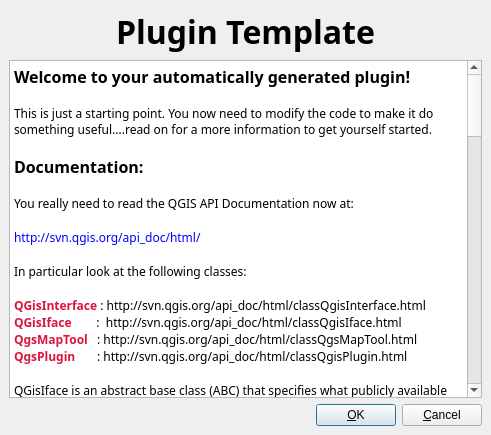
Above: src/plugins/plugin_template/pluginguibase.ui from kadas-albireo/kadas-albireo before the change. Below: the same form after it.
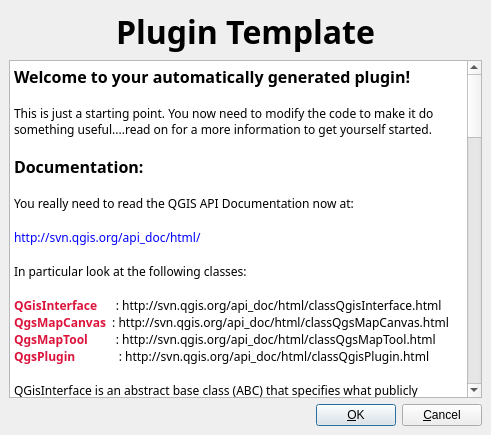
That is the form after the change. Icons and pictures are not drawn.

Commit message: Merged refactoring branch back to trunk.

```diff
--- a/src/plugins/plugin_template/pluginguibase.ui
+++ b/src/plugins/plugin_template/pluginguibase.ui
@@ -109,7 +109,7 @@
    <item row="1" column="0" >
     <widget class="QTextBrowser" name="textBrowser" >
      <property name="html" >
-      <string>&lt;html>&lt;head>&lt;meta name="qrichtext" content="1" />&lt;/head>&lt;body style=" white-space: pre-wrap; font-family:Sans Serif; font-size:9pt; font-weight:400; font-style:normal; text-decoration:none;">&lt;p style=" margin-top:0px; margin-bottom:0px; margin-left:0px; margin-right:0px; -qt-block-indent:0; text-indent:0px;">&lt;span style=" font-size:12pt; font-weight:600;">Welcome to your automatically generated plugin!&lt;/span>&lt;/p>&lt;p style="-qt-paragraph-type:empty; margin-top:0px; margin-bottom:0px; margin-left:0px; margin-right:0px; -qt-block-indent:0; text-indent:0px;">&lt;/p>&lt;p style=" margin-top:0px; margin-bottom:0px; margin-left:0px; margin-right:0px; -qt-block-indent:0; text-indent:0px;">This is just a starting point. You now need to modify the code to make it do something useful....read on for a more information to get yourself started.&lt;/p>&lt;p style="-qt-paragraph-type:empty; margin-top:0px; margin-bottom:0px; margin-left:0px; margin-right:0px; -qt-block-indent:0; text-indent:0px;">&lt;/p>&lt;p style=" margin-top:0px; margin-bottom:0px; margin-left:0px; margin-right:0px; -qt-block-indent:0; text-indent:0px;">&lt;span style=" font-size:12pt; font-weight:600;">Documentation:&lt;/span>&lt;/p>&lt;p style="-qt-paragraph-type:empty; margin-top:0px; margin-bottom:0px; margin-left:0px; margin-right:0px; -qt-block-indent:0; text-indent:0px;">&lt;/p>&lt;p style=" margin-top:0px; margin-bottom:0px; margin-left:0px; margin-right:0px; -qt-block-indent:0; text-indent:0px;">You really need to read the QGIS API Documentation now at:&lt;/p>&lt;p style="-qt-paragraph-type:empty; margin-top:0px; margin-bottom:0px; margin-left:0px; margin-right:0px; -qt-block-indent:0; text-indent:0px;">&lt;/p>&lt;p style=" margin-top:0px; margin-bottom:0px; margin-left:0px; margin-right:0px; -qt-block-indent:0; text-indent:0px;">&lt;span style=" color:#0000ff;">http://svn.qgis.org/api_doc/html/&lt;/span>&lt;/p>&lt;p style="-qt-paragraph-type:empty; margin-top:0px; margin-bottom:0px; margin-left:0px; margin-right:0px; -qt-block-indent:0; text-indent:0px;">&lt;/p>&lt;p style=" margin-top:0px; margin-bottom:0px; margin-left:0px; margin-right:0px; -qt-block-indent:0; text-indent:0px;">In particular look at the following classes:&lt;/p>&lt;p style="-qt-paragraph-type:empty; margin-top:0px; margin-bottom:0px; margin-left:0px; margin-right:0px; -qt-block-indent:0; text-indent:0px;">&lt;/p>&lt;p style=" margin-top:0px; margin-bottom:0px; margin-left:0px; margin-right:0px; -qt-block-indent:0; text-indent:0px;">&lt;span style=" font-weight:600; color:#dc143c;">QGisInterface&lt;/span> : http://svn.qgis.org/api_doc/html/classQgisInterface.html&lt;/p>&lt;p style=" margin-top:0px; margin-bottom:0px; margin-left:0px; margin-right:0px; -qt-block-indent:0; text-indent:0px;">&lt;span style=" font-weight:600; color:#dc143c;">QGisIface&lt;/span>        :  http://svn.qgis.org/api_doc/html/classQgisIface.html&lt;/p>&lt;p style=" margin-top:0px; margin-bottom:0px; margin-left:0px; margin-right:0px; -qt-block-indent:0; text-indent:0px;">&lt;span style=" font-weight:600; color:#dc143c;">QgsMapTool&lt;/span>   : http://svn.qgis.org/api_doc/html/classQgsMapTool.html&lt;/p>&lt;p style=" margin-top:0px; margin-bottom:0px; margin-left:0px; margin-right:0px; -qt-block-indent:0; text-indent:0px;">&lt;span style=" font-weight:600; color:#dc143c;">QgsPlugin&lt;/span>       : http://svn.qgis.org/api_doc/html/classQgisPlugin.html&lt;/p>&lt;p style="-qt-paragraph-type:empty; margin-top:0px; margin-bottom:0px; margin-left:0px; margin-right:0px; -qt-block-indent:0; text-indent:0px;">&lt;/p>&lt;p style=" margin-top:0px; margin-bottom:0px; margin-left:0px; margin-right:0px; -qt-block-indent:0; text-indent:0px;">QGisIface is an abstract base class (ABC) that specifies what publicly available features of QGIS are exposed to third party code and plugins. QgisInterface is an concrete implementation of this ABC. The preferred way to carry out operations on QGIS is via the QGisInterface. An instance of the QgisInterface is passed to the plugin when it loads. Please consult the QGIS development team if there is functionality required in the QGisInterface that is not available.&lt;/p>&lt;p style="-qt-paragraph-type:empty; margin-top:0px; margin-bottom:0px; margin-left:0px; margin-right:0px; -qt-block-indent:0; text-indent:0px;">&lt;/p>&lt;p style=" margin-top:0px; margin-bottom:0px; margin-left:0px; margin-right:0px; -qt-block-indent:0; text-indent:0px;">QgsPlugin is an ABC that defines required behaviour your plugin must provide. See below for more details.&lt;/p>&lt;p style="-qt-paragraph-type:empty; margin-top:0px; margin-bottom:0px; margin-left:0px; margin-right:0px; -qt-block-indent:0; text-indent:0px;">&lt;/p>&lt;p style=" margin-top:0px; margin-bottom:0px; margin-left:0px; margin-right:0px; -qt-block-indent:0; text-indent:0px;">&lt;span style=" font-size:12pt; font-weight:600;">What are all the files in my generated plugin directory for?&lt;/span>&lt;/p>&lt;p style="-qt-paragraph-type:empty; margin-top:0px; margin-bottom:0px; margin-left:0px; margin-right:0px; -qt-block-indent:0; text-indent:0px;">&lt;/p>&lt;p style=" margin-top:0px; margin-bottom:0px; margin-left:0px; margin-right:0px; -qt-block-indent:0; text-indent:0px;">&lt;span style=" font-weight:600; color:#dc143c;">Makefile.am  &lt;/span>&lt;/p>&lt;p style=" margin-top:0px; margin-bottom:0px; margin-left:0px; margin-right:0px; -qt-block-indent:0; text-indent:0px;">This is the generated Makefile specification for your plugin. You will see that specifies c++ include paths (-I) and library linkages -l) to Qt4, GDAL, GEOS, QGIS Core, QGIS Ui, QGIS Gui and QGis Raster. You should add you application specific dependencies and source files to this Makefile.&lt;/p>&lt;p style="-qt-paragraph-type:empty; margin-top:0px; margin-bottom:0px; margin-left:0px; margin-right:0px; -qt-block-indent:0; text-indent:0px;">&lt;/p>&lt;p style=" margin-top:0px; margin-bottom:0px; margin-left:0px; margin-right:0px; -qt-block-indent:0; text-indent:0px;">&lt;span style=" font-weight:600; color:#dc143c;">[pluginlcasename].h&lt;/span>&lt;/p>&lt;p style=" margin-top:0px; margin-bottom:0px; margin-left:0px; margin-right:0px; -qt-block-indent:0; text-indent:0px; font-weight:600; color:#dc143c;">[pluginlcasename].cpp  &lt;/p>&lt;p style=" margin-top:0px; margin-bottom:0px; margin-left:0px; margin-right:0px; -qt-block-indent:0; text-indent:0px;">This is the class that provides the 'glue' between your custom application logic and the QGIS application. You will see that a number of methods are already implemented for you - including some examples of how to add a raster or vector layer to the main application map canvas. This class is a concrete instance of the QgisPlugin interface which defines required behaviour for a plugin. In particular, a plugin has a number of static methods and members so that the QgsPluginManager and plugin loader logic can identify each plugin, create an appropriate menu entry for it etc. Note there is nothing stopping you creating multiple toolbar icons and menu entries for a single plugin. By default though a single menu entry and toolbar button is created and its pre-configured to call the run() method in this class when selected. This default implementation provided for you by the plugin builder is well documented, so please refer to the code for further advice.&lt;/p>&lt;p style="-qt-paragraph-type:empty; margin-top:0px; margin-bottom:0px; margin-left:0px; margin-right:0px; -qt-block-indent:0; text-indent:0px;">&lt;/p>&lt;p style=" margin-top:0px; margin-bottom:0px; margin-left:0px; margin-right:0px; -qt-block-indent:0; text-indent:0px;">&lt;span style=" font-weight:600; color:#dc143c;">[pluginlcasename]guibase.ui  &lt;/span>&lt;/p>&lt;p style=" margin-top:0px; margin-bottom:0px; margin-left:0px; margin-right:0px; -qt-block-indent:0; text-indent:0px; font-weight:600; color:#dc143c;">[pluginlcasename]guibase.ui.h&lt;span style=" font-weight:400; color:#000000;">  &lt;/span>&lt;/p>&lt;p style=" margin-top:0px; margin-bottom:0px; margin-left:0px; margin-right:0px; -qt-block-indent:0; text-indent:0px;">This is an Abstract Base Class implemented in Qt4 fashion as a Qt designer 'ui' file. It defines the look of the default plugin dialog without implementing any application logic. You can modify this form to suite your needs or completely remove it if your plugin does not need to display a user form (e.g. for custom MapTools).&lt;/p>&lt;p style="-qt-paragraph-type:empty; margin-top:0px; margin-bottom:0px; margin-left:0px; margin-right:0px; -qt-block-indent:0; text-indent:0px;">&lt;/p>&lt;p style="-qt-paragraph-type:empty; margin-top:0px; margin-bottom:0px; margin-left:0px; margin-right:0px; -qt-block-indent:0; text-indent:0px;">&lt;/p>&lt;p style=" margin-top:0px; margin-bottom:0px; margin-left:0px; margin-right:0px; -qt-block-indent:0; text-indent:0px;">&lt;span style=" font-weight:600; color:#dc143c;">[pluginlcasename]gui.cpp  &lt;/span>&lt;/p>&lt;p style=" margin-top:0px; margin-bottom:0px; margin-left:0px; margin-right:0px; -qt-block-indent:0; text-indent:0px; font-weight:600; color:#dc143c;">[pluginlcasename]gui.h &lt;span style=" font-weight:400; color:#000000;"> &lt;/span>&lt;/p>&lt;p style=" margin-top:0px; margin-bottom:0px; margin-left:0px; margin-right:0px; -qt-block-indent:0; text-indent:0px;">This is the concrete class where application logic for the above mentioned dialog should go. The world is your oyster here really....&lt;/p>&lt;p style="-qt-paragraph-type:empty; margin-top:0px; margin-bottom:0px; margin-left:0px; margin-right:0px; -qt-block-indent:0; text-indent:0px;">&lt;/p>&lt;p style=" margin-top:0px; margin-bottom:0px; margin-left:0px; margin-right:0px; -qt-block-indent:0; text-indent:0px;">&lt;span style=" font-weight:600; color:#dc143c;">[pluginlcasename].qrc  &lt;/span>&lt;/p>&lt;p style=" margin-top:0px; margin-bottom:0px; margin-left:0px; margin-right:0px; -qt-block-indent:0; text-indent:0px; font-weight:600; color:#dc143c;">&lt;span style=" font-weight:400; color:#000000;">This is the Qt4 resources file for your plugin. The Makefile generated for your plugin is all set up to compile the resource file so all you need to do is add your additional icons etc using the simple xml file format. Note the namespace used for all your resources e.g. (":/[pluginname]/"). It is important to use this prefix for all your resources. We suggest you include any other images and run time data in this resurce file too.&lt;/span>&lt;/p>&lt;p style="-qt-paragraph-type:empty; margin-top:0px; margin-bottom:0px; margin-left:0px; margin-right:0px; -qt-block-indent:0; text-indent:0px;">&lt;/p>&lt;p style=" margin-top:0px; margin-bottom:0px; margin-left:0px; margin-right:0px; -qt-block-indent:0; text-indent:0px;">&lt;span style=" font-weight:600; color:#dc143c;">[pluginlcasename].png  &lt;/span>&lt;/p>&lt;p style=" margin-top:0px; margin-bottom:0px; margin-left:0px; margin-right:0px; -qt-block-indent:0; text-indent:0px; font-weight:600; color:#dc143c;">&lt;span style=" font-weight:400; color:#000000;">This is the icon that will be used for your plugin menu entry and toolbar icon. Simply replace this icon with your own icon to make your plugin disctinctive from the rest.&lt;/span>&lt;/p>&lt;p style="-qt-paragraph-type:empty; margin-top:0px; margin-bottom:0px; margin-left:0px; margin-right:0px; -qt-block-indent:0; text-indent:0px; font-weight:600; color:#dc143c;">&lt;/p>&lt;p style=" margin-top:0px; margin-bottom:0px; margin-left:0px; margin-right:0px; -qt-block-indent:0; text-indent:0px;">&lt;span style=" font-weight:600; color:#dc143c;">README&lt;/span>&lt;/p>&lt;p style=" margin-top:0px; margin-bottom:0px; margin-left:0px; margin-right:0px; -qt-block-indent:0; text-indent:0px;">This file contains the documentation you are reading now!&lt;/p>&lt;p style="-qt-paragraph-type:empty; margin-top:0px; margin-bottom:0px; margin-left:0px; margin-right:0px; -qt-block-indent:0; text-indent:0px;">&lt;/p>&lt;p style="-qt-paragraph-type:empty; margin-top:0px; margin-bottom:0px; margin-left:0px; margin-right:0px; -qt-block-indent:0; text-indent:0px;">&lt;/p>&lt;p style=" margin-top:0px; margin-bottom:0px; margin-left:0px; margin-right:0px; -qt-block-indent:0; text-indent:0px;">&lt;span style=" font-size:12pt; font-weight:600;">Getting developer help:&lt;/span>&lt;/p>&lt;p style="-qt-paragraph-type:empty; margin-top:0px; margin-bottom:0px; margin-left:0px; margin-right:0px; -qt-block-indent:0; text-indent:0px;">&lt;/p>&lt;p style=" margin-top:0px; margin-bottom:0px; margin-left:0px; margin-right:0px; -qt-block-indent:0; text-indent:0px;">For Questions and Comments regarding the plugin builder template and creating your features in QGIS using the plugin interface please contact us via:&lt;/p>&lt;p style="-qt-paragraph-type:empty; margin-top:0px; margin-bottom:0px; margin-left:0px; margin-right:0px; -qt-block-indent:0; text-indent:0px;">&lt;/p>&lt;p style=" margin-top:0px; margin-bottom:0px; margin-left:0px; margin-right:0px; -qt-block-indent:0; text-indent:0px;"> * the QGIS developers mailing list, or&lt;/p>&lt;p style=" margin-top:0px; margin-bottom:0px; margin-left:0px; margin-right:0px; -qt-block-indent:0; text-indent:0px;"> * IRC (#qgis on freenode.net)&lt;/p>&lt;p style="-qt-paragraph-type:empty; margin-top:0px; margin-bottom:0px; margin-left:0px; margin-right:0px; -qt-block-indent:0; text-indent:0px;">&lt;/p>&lt;p style=" margin-top:0px; margin-bottom:0px; margin-left:0px; margin-right:0px; -qt-block-indent:0; text-indent:0px;">QGIS is distributed under the Gnu Public License. If you create a useful plugin please consider contributing it back to the community.&lt;/p>&lt;p style="-qt-paragraph-type:empty; margin-top:0px; margin-bottom:0px; margin-left:0px; margin-right:0px; -qt-block-indent:0; text-indent:0px;">&lt;/p>&lt;p style=" margin-top:0px; margin-bottom:0px; margin-left:0px; margin-right:0px; -qt-block-indent:0; text-indent:0px;">Have fun and thank you for choosing QGIS.&lt;/p>&lt;p style="-qt-paragraph-type:empty; margin-top:0px; margin-bottom:0px; margin-left:0px; margin-right:0px; -qt-block-indent:0; text-indent:0px;">&lt;/p>&lt;p style=" margin-top:0px; margin-bottom:0px; margin-left:0px; margin-right:0px; -qt-block-indent:0; text-indent:0px;">&lt;span style=" font-weight:600;">The QGIS Team&lt;/span>&lt;/p>&lt;p style=" margin-top:0px; margin-bottom:0px; margin-left:0px; margin-right:0px; -qt-block-indent:0; text-indent:0px; font-weight:600;">2006&lt;/p>&lt;/body>&lt;/html></string>
+      <string>&lt;html>&lt;head>&lt;meta name="qrichtext" content="1" />&lt;/head>&lt;body style=" white-space: pre-wrap; font-family:Tahoma; font-size:10pt; font-weight:400; font-style:normal; text-decoration:none;">&lt;p style=" margin-top:0px; margin-bottom:0px; margin-left:0px; margin-right:0px; -qt-block-indent:0; text-indent:0px; font-family:Sans Serif; font-size:9pt;">&lt;span style=" font-size:12pt; font-weight:600;">Welcome to your automatically generated plugin!&lt;/span>&lt;/p>&lt;p style="-qt-paragraph-type:empty; margin-top:0px; margin-bottom:0px; margin-left:0px; margin-right:0px; -qt-block-indent:0; text-indent:0px; font-family:Sans Serif; font-size:9pt;">&lt;/p>&lt;p style=" margin-top:0px; margin-bottom:0px; margin-left:0px; margin-right:0px; -qt-block-indent:0; text-indent:0px; font-family:Sans Serif; font-size:9pt;">This is just a starting point. You now need to modify the code to make it do something useful....read on for a more information to get yourself started.&lt;/p>&lt;p style="-qt-paragraph-type:empty; margin-top:0px; margin-bottom:0px; margin-left:0px; margin-right:0px; -qt-block-indent:0; text-indent:0px; font-family:Sans Serif; font-size:9pt;">&lt;/p>&lt;p style=" margin-top:0px; margin-bottom:0px; margin-left:0px; margin-right:0px; -qt-block-indent:0; text-indent:0px; font-family:Sans Serif; font-size:9pt;">&lt;span style=" font-size:12pt; font-weight:600;">Documentation:&lt;/span>&lt;/p>&lt;p style="-qt-paragraph-type:empty; margin-top:0px; margin-bottom:0px; margin-left:0px; margin-right:0px; -qt-block-indent:0; text-indent:0px; font-family:Sans Serif; font-size:9pt;">&lt;/p>&lt;p style=" margin-top:0px; margin-bottom:0px; margin-left:0px; margin-right:0px; -qt-block-indent:0; text-indent:0px; font-family:Sans Serif; font-size:9pt;">You really need to read the QGIS API Documentation now at:&lt;/p>&lt;p style="-qt-paragraph-type:empty; margin-top:0px; margin-bottom:0px; margin-left:0px; margin-right:0px; -qt-block-indent:0; text-indent:0px; font-family:Sans Serif; font-size:9pt;">&lt;/p>&lt;p style=" margin-top:0px; margin-bottom:0px; margin-left:0px; margin-right:0px; -qt-block-indent:0; text-indent:0px; font-family:Sans Serif; font-size:9pt;">&lt;span style=" color:#0000ff;">http://svn.qgis.org/api_doc/html/&lt;/span>&lt;/p>&lt;p style="-qt-paragraph-type:empty; margin-top:0px; margin-bottom:0px; margin-left:0px; margin-right:0px; -qt-block-indent:0; text-indent:0px; font-family:Sans Serif; font-size:9pt;">&lt;/p>&lt;p style=" margin-top:0px; margin-bottom:0px; margin-left:0px; margin-right:0px; -qt-block-indent:0; text-indent:0px; font-family:Sans Serif; font-size:9pt;">In particular look at the following classes:&lt;/p>&lt;p style="-qt-paragraph-type:empty; margin-top:0px; margin-bottom:0px; margin-left:0px; margin-right:0px; -qt-block-indent:0; text-indent:0px; font-family:Sans Serif; font-size:9pt;">&lt;/p>&lt;p style=" margin-top:0px; margin-bottom:0px; margin-left:0px; margin-right:0px; -qt-block-indent:0; text-indent:0px; font-family:Sans Serif; font-size:9pt;">&lt;span style=" font-weight:600; color:#dc143c;">QGisInterface&lt;/span>      : http://svn.qgis.org/api_doc/html/classQgisInterface.html&lt;/p>&lt;p style=" margin-top:0px; margin-bottom:0px; margin-left:0px; margin-right:0px; -qt-block-indent:0; text-indent:0px; font-family:Sans Serif; font-size:9pt;">&lt;span style=" font-weight:600; color:#dc143c;">QgsMapCanvas &lt;/span> : http://svn.qgis.org/api_doc/html/classQgsMapCanvas.html&lt;/p>&lt;p style=" margin-top:0px; margin-bottom:0px; margin-left:0px; margin-right:0px; -qt-block-indent:0; text-indent:0px; font-family:Sans Serif; font-size:9pt;">&lt;span style=" font-weight:600; color:#dc143c;">QgsMapTool&lt;/span>         : http://svn.qgis.org/api_doc/html/classQgsMapTool.html&lt;/p>&lt;p style=" margin-top:0px; margin-bottom:0px; margin-left:0px; margin-right:0px; -qt-block-indent:0; text-indent:0px; font-family:Sans Serif; font-size:9pt;">&lt;span style=" font-weight:600; color:#dc143c;">QgsPlugin&lt;/span>              : http://svn.qgis.org/api_doc/html/classQgisPlugin.html&lt;/p>&lt;p style="-qt-paragraph-type:empty; margin-top:0px; margin-bottom:0px; margin-left:0px; margin-right:0px; -qt-block-indent:0; text-indent:0px; font-family:Sans Serif; font-size:9pt;">&lt;/p>&lt;p style=" margin-top:0px; margin-bottom:0px; margin-left:0px; margin-right:0px; -qt-block-indent:0; text-indent:0px; font-family:Sans Serif; font-size:9pt;">QGisInterface is an abstract base class (ABC) that specifies what publicly available features of QGIS are exposed to third party code and plugins. An instance of the QgisInterface is passed to the plugin when it loads. Please consult the QGIS development team if there is functionality required in the QGisInterface that is not available.&lt;/p>&lt;p style="-qt-paragraph-type:empty; margin-top:0px; margin-bottom:0px; margin-left:0px; margin-right:0px; -qt-block-indent:0; text-indent:0px; font-family:Sans Serif; font-size:9pt;">&lt;/p>&lt;p style=" margin-top:0px; margin-bottom:0px; margin-left:0px; margin-right:0px; -qt-block-indent:0; text-indent:0px; font-family:Sans Serif; font-size:9pt;">QgsPlugin is an ABC that defines required behaviour your plugin must provide. See below for more details.&lt;/p>&lt;p style="-qt-paragraph-type:empty; margin-top:0px; margin-bottom:0px; margin-left:0px; margin-right:0px; -qt-block-indent:0; text-indent:0px; font-family:Sans Serif; font-size:9pt;">&lt;/p>&lt;p style=" margin-top:0px; margin-bottom:0px; margin-left:0px; margin-right:0px; -qt-block-indent:0; text-indent:0px; font-family:Sans Serif; font-size:9pt;">&lt;span style=" font-size:12pt; font-weight:600;">What are all the files in my generated plugin directory for?&lt;/span>&lt;/p>&lt;p style="-qt-paragraph-type:empty; margin-top:0px; margin-bottom:0px; margin-left:0px; margin-right:0px; -qt-block-indent:0; text-indent:0px; font-family:Sans Serif; font-size:9pt;">&lt;/p>&lt;p style=" margin-top:0px; margin-bottom:0px; margin-left:0px; margin-right:0px; -qt-block-indent:0; text-indent:0px; font-family:Sans Serif; font-size:9pt;">&lt;span style=" font-weight:600; color:#dc143c;">Makefile.am  &lt;/span>&lt;/p>&lt;p style=" margin-top:0px; margin-bottom:0px; margin-left:0px; margin-right:0px; -qt-block-indent:0; text-indent:0px; font-family:Sans Serif; font-size:9pt;">This is the generated Makefile specification for your plugin. You will see that specifies c++ include paths (-I) and library linkages -l) to Qt4, GDAL, GEOS, QGIS Core, QGIS Ui, QGIS Gui and QGis Raster. You should add you application specific dependencies and source files to this Makefile.&lt;/p>&lt;p style="-qt-paragraph-type:empty; margin-top:0px; margin-bottom:0px; margin-left:0px; margin-right:0px; -qt-block-indent:0; text-indent:0px; font-family:Sans Serif; font-size:9pt;">&lt;/p>&lt;p style=" margin-top:0px; margin-bottom:0px; margin-left:0px; margin-right:0px; -qt-block-indent:0; text-indent:0px; font-family:Sans Serif; font-size:9pt;">&lt;span style=" font-weight:600; color:#dc143c;">[pluginlcasename].h&lt;/span>&lt;/p>&lt;p style=" margin-top:0px; margin-bottom:0px; margin-left:0px; margin-right:0px; -qt-block-indent:0; text-indent:0px; font-family:Sans Serif; font-size:9pt; font-weight:600; color:#dc143c;">[pluginlcasename].cpp  &lt;/p>&lt;p style=" margin-top:0px; margin-bottom:0px; margin-left:0px; margin-right:0px; -qt-block-indent:0; text-indent:0px; font-family:Sans Serif; font-size:9pt;">This is the class that provides the 'glue' between your custom application logic and the QGIS application. You will see that a number of methods are already implemented for you - including some examples of how to add a raster or vector layer to the main application map canvas. This class is a concrete instance of the QgisPlugin interface which defines required behaviour for a plugin. In particular, a plugin has a number of static methods and members so that the QgsPluginManager and plugin loader logic can identify each plugin, create an appropriate menu entry for it etc. Note there is nothing stopping you creating multiple toolbar icons and menu entries for a single plugin. By default though a single menu entry and toolbar button is created and its pre-configured to call the run() method in this class when selected. This default implementation provided for you by the plugin builder is well documented, so please refer to the code for further advice.&lt;/p>&lt;p style="-qt-paragraph-type:empty; margin-top:0px; margin-bottom:0px; margin-left:0px; margin-right:0px; -qt-block-indent:0; text-indent:0px; font-family:Sans Serif; font-size:9pt;">&lt;/p>&lt;p style=" margin-top:0px; margin-bottom:0px; margin-left:0px; margin-right:0px; -qt-block-indent:0; text-indent:0px; font-family:Sans Serif; font-size:9pt;">&lt;span style=" font-weight:600; color:#dc143c;">[pluginlcasename]guibase.ui  &lt;/span>&lt;/p>&lt;p style=" margin-top:0px; margin-bottom:0px; margin-left:0px; margin-right:0px; -qt-block-indent:0; text-indent:0px; font-family:Sans Serif; font-size:9pt; font-weight:600; color:#dc143c;">[pluginlcasename]guibase.ui.h&lt;span style=" font-weight:400; color:#000000;">  &lt;/span>&lt;/p>&lt;p style=" margin-top:0px; margin-bottom:0px; margin-left:0px; margin-right:0px; -qt-block-indent:0; text-indent:0px; font-family:Sans Serif; font-size:9pt;">This is an Abstract Base Class implemented in Qt4 fashion as a Qt designer 'ui' file. It defines the look of the default plugin dialog without implementing any application logic. You can modify this form to suite your needs or completely remove it if your plugin does not need to display a user form (e.g. for custom MapTools).&lt;/p>&lt;p style="-qt-paragraph-type:empty; margin-top:0px; margin-bottom:0px; margin-left:0px; margin-right:0px; -qt-block-indent:0; text-indent:0px; font-family:Sans Serif; font-size:9pt;">&lt;/p>&lt;p style="-qt-paragraph-type:empty; margin-top:0px; margin-bottom:0px; margin-left:0px; margin-right:0px; -qt-block-indent:0; text-indent:0px; font-family:Sans Serif; font-size:9pt;">&lt;/p>&lt;p style=" margin-top:0px; margin-bottom:0px; margin-left:0px; margin-right:0px; -qt-block-indent:0; text-indent:0px; font-family:Sans Serif; font-size:9pt;">&lt;span style=" font-weight:600; color:#dc143c;">[pluginlcasename]gui.cpp  &lt;/span>&lt;/p>&lt;p style=" margin-top:0px; margin-bottom:0px; margin-left:0px; margin-right:0px; -qt-block-indent:0; text-indent:0px; font-family:Sans Serif; font-size:9pt; font-weight:600; color:#dc143c;">[pluginlcasename]gui.h &lt;span style=" font-weight:400; color:#000000;"> &lt;/span>&lt;/p>&lt;p style=" margin-top:0px; margin-bottom:0px; margin-left:0px; margin-right:0px; -qt-block-indent:0; text-indent:0px; font-family:Sans Serif; font-size:9pt;">This is the concrete class where application logic for the above mentioned dialog should go. The world is your oyster here really....&lt;/p>&lt;p style="-qt-paragraph-type:empty; margin-top:0px; margin-bottom:0px; margin-left:0px; margin-right:0px; -qt-block-indent:0; text-indent:0px; font-family:Sans Serif; font-size:9pt;">&lt;/p>&lt;p style=" margin-top:0px; margin-bottom:0px; margin-left:0px; margin-right:0px; -qt-block-indent:0; text-indent:0px; font-family:Sans Serif; font-size:9pt;">&lt;span style=" font-weight:600; color:#dc143c;">[pluginlcasename].qrc  &lt;/span>&lt;/p>&lt;p style=" margin-top:0px; margin-bottom:0px; margin-left:0px; margin-right:0px; -qt-block-indent:0; text-indent:0px; font-family:Sans Serif; font-size:9pt; font-weight:600; color:#dc143c;">&lt;span style=" font-weight:400; color:#000000;">This is the Qt4 resources file for your plugin. The Makefile generated for your plugin is all set up to compile the resource file so all you need to do is add your additional icons etc using the simple xml file format. Note the namespace used for all your resources e.g. (":/[pluginname]/"). It is important to use this prefix for all your resources. We suggest you include any other images and run time data in this resurce file too.&lt;/span>&lt;/p>&lt;p style="-qt-paragraph-type:empty; margin-top:0px; margin-bottom:0px; margin-left:0px; margin-right:0px; -qt-block-indent:0; text-indent:0px; font-family:Sans Serif; font-size:9pt;">&lt;/p>&lt;p style=" margin-top:0px; margin-bottom:0px; margin-left:0px; margin-right:0px; -qt-block-indent:0; text-indent:0px; font-family:Sans Serif; font-size:9pt;">&lt;span style=" font-weight:600; color:#dc143c;">[pluginlcasename].png  &lt;/span>&lt;/p>&lt;p style=" margin-top:0px; margin-bottom:0px; margin-left:0px; margin-right:0px; -qt-block-indent:0; text-indent:0px; font-family:Sans Serif; font-size:9pt; font-weight:600; color:#dc143c;">&lt;span style=" font-weight:400; color:#000000;">This is the icon that will be used for your plugin menu entry and toolbar icon. Simply replace this icon with your own icon to make your plugin disctinctive from the rest.&lt;/span>&lt;/p>&lt;p style="-qt-paragraph-type:empty; margin-top:0px; margin-bottom:0px; margin-left:0px; margin-right:0px; -qt-block-indent:0; text-indent:0px; font-family:Sans Serif; font-size:9pt; font-weight:600; color:#dc143c;">&lt;/p>&lt;p style=" margin-top:0px; margin-bottom:0px; margin-left:0px; margin-right:0px; -qt-block-indent:0; text-indent:0px; font-family:Sans Serif; font-size:9pt;">&lt;span style=" font-weight:600; color:#dc143c;">README&lt;/span>&lt;/p>&lt;p style=" margin-top:0px; margin-bottom:0px; margin-left:0px; margin-right:0px; -qt-block-indent:0; text-indent:0px; font-family:Sans Serif; font-size:9pt;">This file contains the documentation you are reading now!&lt;/p>&lt;p style="-qt-paragraph-type:empty; margin-top:0px; margin-bottom:0px; margin-left:0px; margin-right:0px; -qt-block-indent:0; text-indent:0px; font-family:Sans Serif; font-size:9pt;">&lt;/p>&lt;p style="-qt-paragraph-type:empty; margin-top:0px; margin-bottom:0px; margin-left:0px; margin-right:0px; -qt-block-indent:0; text-indent:0px; font-family:Sans Serif; font-size:9pt;">&lt;/p>&lt;p style=" margin-top:0px; margin-bottom:0px; margin-left:0px; margin-right:0px; -qt-block-indent:0; text-indent:0px; font-family:Sans Serif; font-size:9pt;">&lt;span style=" font-size:12pt; font-weight:600;">Getting developer help:&lt;/span>&lt;/p>&lt;p style="-qt-paragraph-type:empty; margin-top:0px; margin-bottom:0px; margin-left:0px; margin-right:0px; -qt-block-indent:0; text-indent:0px; font-family:Sans Serif; font-size:9pt;">&lt;/p>&lt;p style=" margin-top:0px; margin-bottom:0px; margin-left:0px; margin-right:0px; -qt-block-indent:0; text-indent:0px; font-family:Sans Serif; font-size:9pt;">For Questions and Comments regarding the plugin builder template and creating your features in QGIS using the plugin interface please contact us via:&lt;/p>&lt;p style="-qt-paragraph-type:empty; margin-top:0px; margin-bottom:0px; margin-left:0px; margin-right:0px; -qt-block-indent:0; text-indent:0px; font-family:Sans Serif; font-size:9pt;">&lt;/p>&lt;p style=" margin-top:0px; margin-bottom:0px; margin-left:0px; margin-right:0px; -qt-block-indent:0; text-indent:0px; font-family:Sans Serif; font-size:9pt;"> * the QGIS developers mailing list, or&lt;/p>&lt;p style=" margin-top:0px; margin-bottom:0px; margin-left:0px; margin-right:0px; -qt-block-indent:0; text-indent:0px; font-family:Sans Serif; font-size:9pt;"> * IRC (#qgis on freenode.net)&lt;/p>&lt;p style="-qt-paragraph-type:empty; margin-top:0px; margin-bottom:0px; margin-left:0px; margin-right:0px; -qt-block-indent:0; text-indent:0px; font-family:Sans Serif; font-size:9pt;">&lt;/p>&lt;p style=" margin-top:0px; margin-bottom:0px; margin-left:0px; margin-right:0px; -qt-block-indent:0; text-indent:0px; font-family:Sans Serif; font-size:9pt;">QGIS is distributed under the Gnu Public License. If you create a useful plugin please consider contributing it back to the community.&lt;/p>&lt;p style="-qt-paragraph-type:empty; margin-top:0px; margin-bottom:0px; margin-left:0px; margin-right:0px; -qt-block-indent:0; text-indent:0px; font-family:Sans Serif; font-size:9pt;">&lt;/p>&lt;p style=" margin-top:0px; margin-bottom:0px; margin-left:0px; margin-right:0px; -qt-block-indent:0; text-indent:0px; font-family:Sans Serif; font-size:9pt;">Have fun and thank you for choosing QGIS.&lt;/p>&lt;p style="-qt-paragraph-type:empty; margin-top:0px; margin-bottom:0px; margin-left:0px; margin-right:0px; -qt-block-indent:0; text-indent:0px; font-family:Sans Serif; font-size:9pt;">&lt;/p>&lt;p style=" margin-top:0px; margin-bottom:0px; margin-left:0px; margin-right:0px; -qt-block-indent:0; text-indent:0px; font-family:Sans Serif; font-size:9pt;">&lt;span style=" font-weight:600;">The QGIS Team&lt;/span>&lt;/p>&lt;p style=" margin-top:0px; margin-bottom:0px; margin-left:0px; margin-right:0px; -qt-block-indent:0; text-indent:0px; font-family:Sans Serif; font-size:9pt; font-weight:600;">2006&lt;/p>&lt;/body>&lt;/html></string>
      </property>
     </widget>
    </item>
```
The commit also changes 743 other files.
